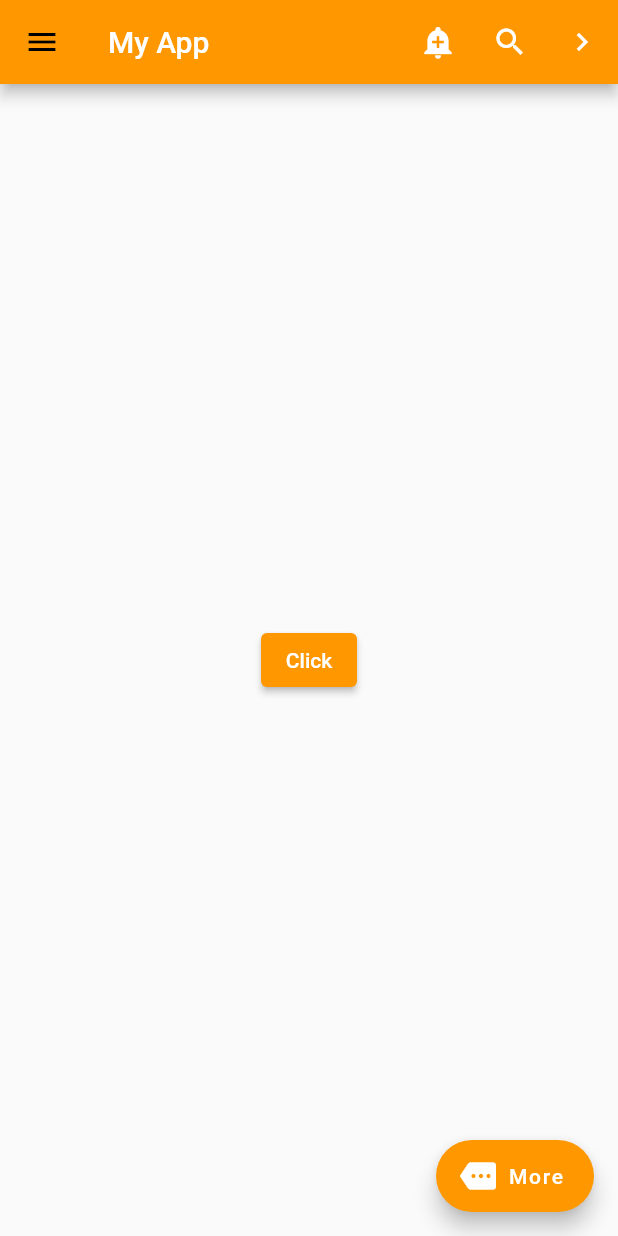
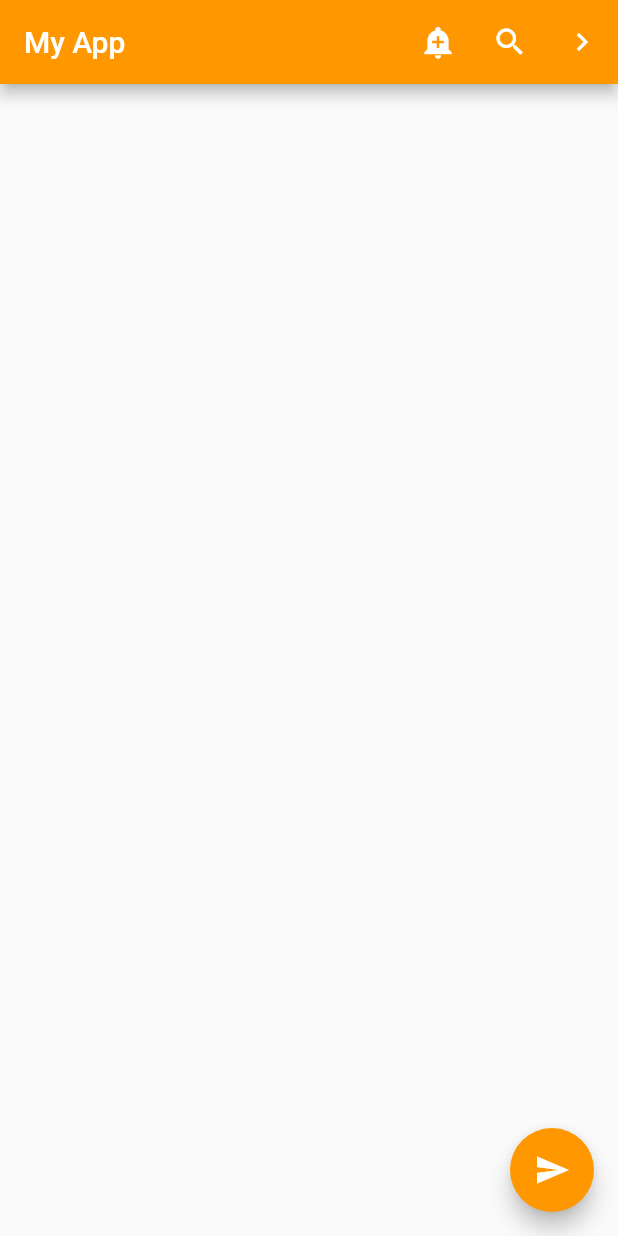
Before and after one commit to zubairbhuian/flutter_arafan, a Flutter app: the screen it shows after launch, on a phone screen of 412 x 824 dp. Run offline on Flutter 3.47's test engine with Material 2 defaults, Android fonts, the light colour scheme and no system bars.

Commit message:
terst17.6

```diff
--- a/lib/main.dart
+++ b/lib/main.dart
@@ -41,79 +41,13 @@ class MyApp extends StatelessWidget {
                 color: Colors.white),
           ],
         ),
-        drawer: Drawer(
-          backgroundColor: Colors.white,
-          child: ListView(
-            padding: EdgeInsets.zero,
-            children: [
-              const DrawerHeader(
-                decoration: BoxDecoration(
-                  color: Colors.orange,
-                ),
-                child: Text(
-                  "Hi ! BHuian",
-                  style: TextStyle(
-                      fontSize: 24,
-                      fontWeight: FontWeight.bold,
-                      color: Colors.white),
-                ),
-              ),
-              ListTile(
-                  leading: const Icon(Icons.message),
-                  title: const Text("Message"),
-                  onTap: () {}),
-              ListTile(
-                  leading: const Icon(Icons.person),
-                  title: const Text("Profile"),
-                  onTap: () {}),
-              ListTile(
-                  leading: const Icon(Icons.settings),
-                  title: const Text("Settings"),
-                  onTap: () {}),
-              ListTile(
-                  leading: const Icon(Icons.logout),
-                  title: const Text("Logout"),
-                  onTap: () {}),
-            ],
-          ),
+        body: const Center(
         ),
-        body: const Center(
-          child:MysateLessWidget(),
-        ),
-        floatingActionButton: FloatingActionButton.extended(
+        floatingActionButton: FloatingActionButton(
           onPressed: () {},
-          label: const Text("More", style: TextStyle(color: Colors.white)),
-          icon: const Icon(
-            Icons.more,
-            color: Colors.white,
-          ),
+          child: const Icon(Icons.send,color: Colors.white,)
         ),
       ),
     );
   }
 }
-
-class MysateLessWidget extends StatelessWidget {
-  const MysateLessWidget({ Key? key }) : super(key: key);
-
-  @override
-  Widget build(BuildContext context) {
-    return ElevatedButton(
-      child: const Text("Click",style: TextStyle(color: Colors.white,)),
-      onPressed: () {
-        ScaffoldMessenger.of(context).showSnackBar(
-          SnackBar(
-            content: const Text('Awesome Snackbar!'),
-            action: SnackBarAction(
-              label: 'Action',
-              onPressed: () {
-                // Code to execute.
-              },
-            ),
-          ),
-        );
-      },
-
-    );
-  }
-}
```
